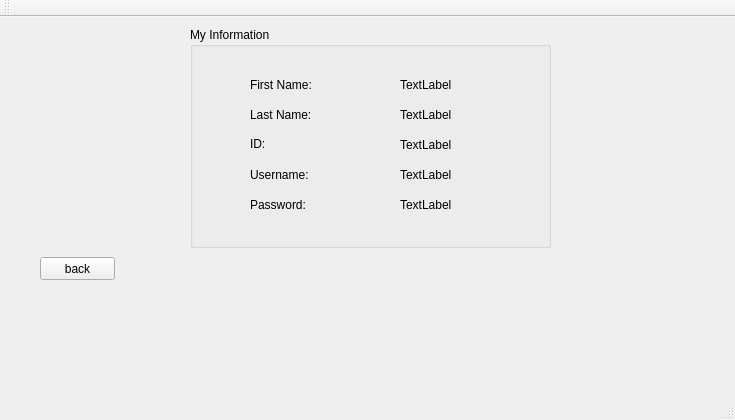
shampun/Student-UI-Database, file sims.ui: the form before one commit.
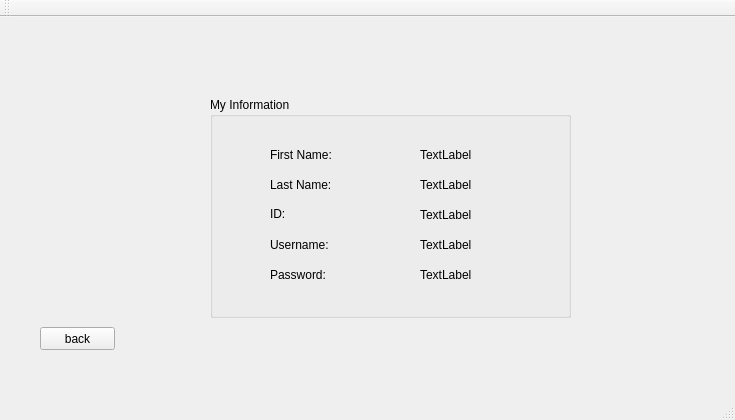
The form after the commit. The open tabs and pages were chosen to show the change.

The edit to the form file:
```diff
--- a/sims.ui
+++ b/sims.ui
@@ -371,7 +371,7 @@
       <property name="geometry">
        <rect>
         <x>20</x>
-        <y>240</y>
+        <y>310</y>
         <width>75</width>
         <height>23</height>
        </rect>
@@ -383,8 +383,8 @@
      <widget class="QGroupBox" name="groupBox">
       <property name="geometry">
        <rect>
-        <x>170</x>
-        <y>10</y>
+        <x>190</x>
+        <y>80</y>
         <width>361</width>
         <height>221</height>
        </rect>
```
